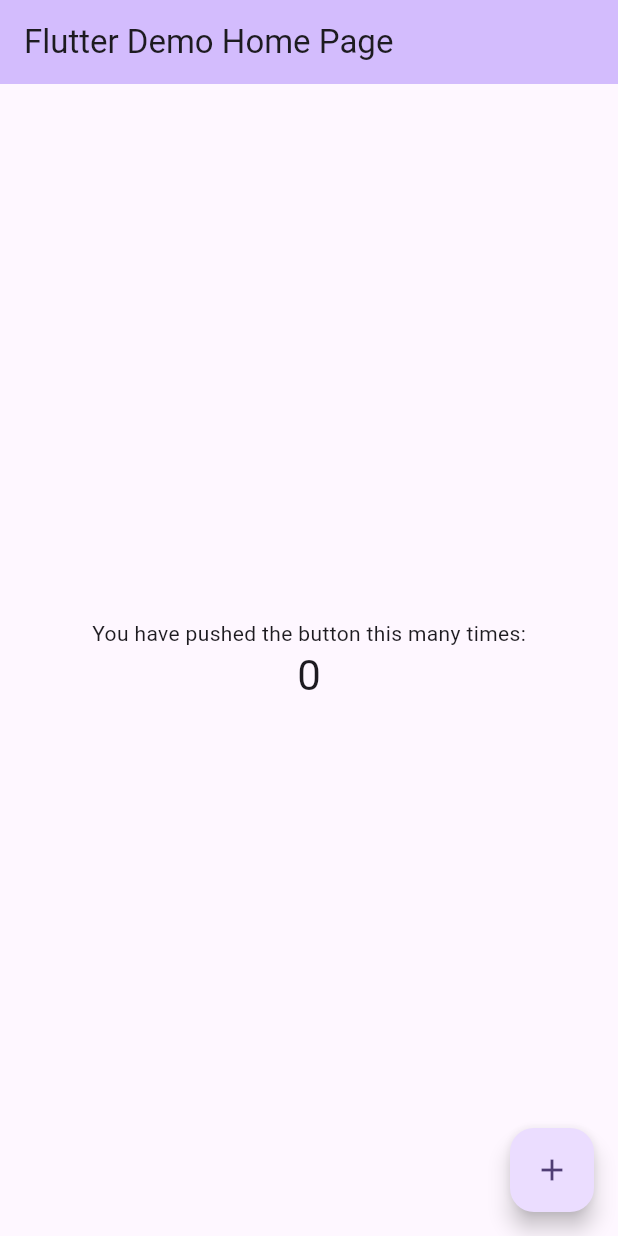
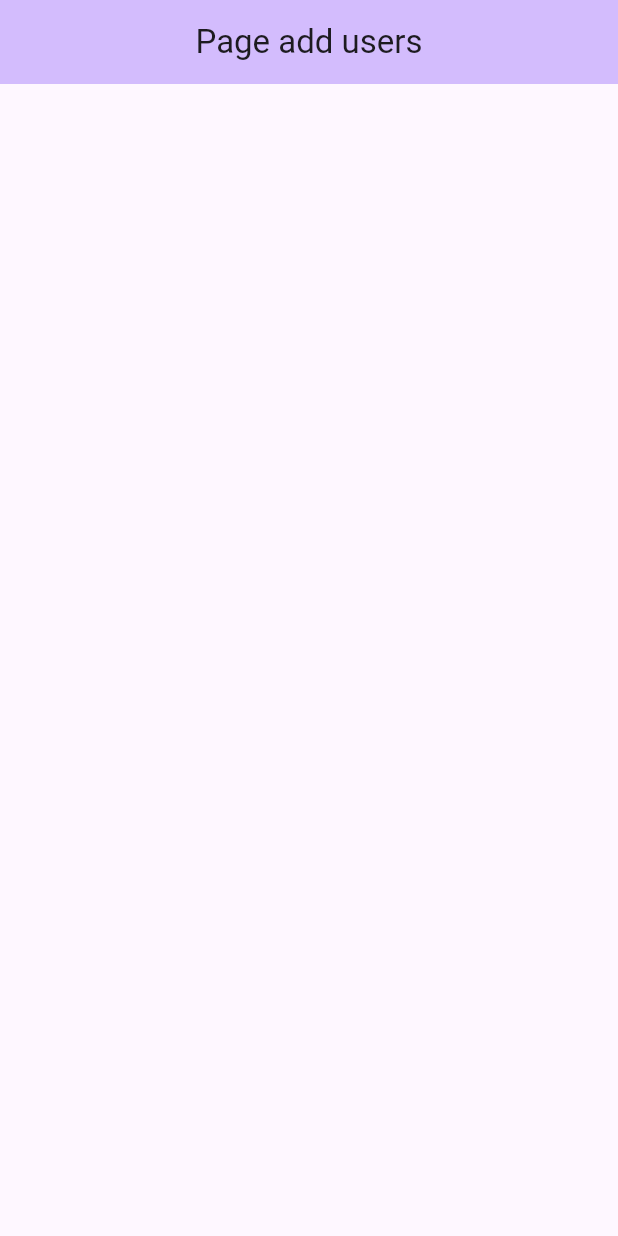
Before and after one commit to saykich/config, a Flutter app: the screen it shows after launch, on a phone screen of 412 x 824 dp. Run offline on Flutter 3.47's test engine with Material 3 defaults, Android fonts, the phone set to English and light mode, and no system bars; our stand-ins replace cloud_firestore, firebase_core; accounts and stored records are empty.

Commit message:
config firebase

```diff
--- a/lib/main.dart
+++ b/lib/main.dart
@@ -1,6 +1,12 @@
+import 'package:config/page/addUser.dart';
+import 'package:firebase_core/firebase_core.dart';
 import 'package:flutter/material.dart';
 
-void main() {
+import 'page/myHomePage.dart';
+
+void main() async{
+  WidgetsFlutterBinding.ensureInitialized();
+  await Firebase.initializeApp();
   runApp(const MyApp());
 }
 
@@ -11,7 +17,8 @@ class MyApp extends StatelessWidget {
   @override
   Widget build(BuildContext context) {
     return MaterialApp(
-      title: 'Flutter Demo',
+      title: 'App Config',
+      debugShowCheckedModeBanner: false,
       theme: ThemeData(
         // This is the theme of your application.
         //
@@ -31,95 +38,8 @@ class MyApp extends StatelessWidget {
         colorScheme: ColorScheme.fromSeed(seedColor: Colors.deepPurple),
         useMaterial3: true,
       ),
-      home: const MyHomePage(title: 'Flutter Demo Home Page'),
+      home: const AddUsersPage()
+      // const MyHomePage(title: 'App Config'),
     );
   }
 }
-
-class MyHomePage extends StatefulWidget {
-  const MyHomePage({super.key, required this.title});
-
-  // This widget is the home page of your application. It is stateful, meaning
-  // that it has a State object (defined below) that contains fields that affect
-  // how it looks.
-
-  // This class is the configuration for the state. It holds the values (in this
-  // case the title) provided by the parent (in this case the App widget) and
-  // used by the build method of the State. Fields in a Widget subclass are
-  // always marked "final".
-
-  final String title;
-
-  @override
-  State<MyHomePage> createState() => _MyHomePageState();
-}
-
-class _MyHomePageState extends State<MyHomePage> {
-  int _counter = 0;
-
-  void _incrementCounter() {
-    setState(() {
-      // This call to setState tells the Flutter framework that something has
-      // changed in this State, which causes it to rerun the build method below
-      // so that the display can reflect the updated values. If we changed
-      // _counter without calling setState(), then the build method would not be
-      // called again, and so nothing would appear to happen.
-      _counter++;
-    });
-  }
-
-  @override
-  Widget build(BuildContext context) {
-    // This method is rerun every time setState is called, for instance as done
-    // by the _incrementCounter method above.
-    //
-    // The Flutter framework has been optimized to make rerunning build methods
-    // fast, so that you can just rebuild anything that needs updating rather
-    // than having to individually change instances of widgets.
-    return Scaffold(
-      appBar: AppBar(
-        // TRY THIS: Try changing the color here to a specific color (to
-        // Colors.amber, perhaps?) and trigger a hot reload to see the AppBar
-        // change color while the other colors stay the same.
-        backgroundColor: Theme.of(context).colorScheme.inversePrimary,
-        // Here we take the value from the MyHomePage object that was created by
-        // the App.build method, and use it to set our appbar title.
-        title: Text(widget.title),
-      ),
-      body: Center(
-        // Center is a layout widget. It takes a single child and positions it
-        // in the middle of the parent.
-        child: Column(
-          // Column is also a layout widget. It takes a list of children and
-          // arranges them vertically. By default, it sizes itself to fit its
-          // children horizontally, and tries to be as tall as its parent.
-          //
-          // Column has various properties to control how it sizes itself and
-          // how it positions its children. Here we use mainAxisAlignment to
-          // center the children vertically; the main axis here is the vertical
-          // axis because Columns are vertical (the cross axis would be
-          // horizontal).
-          //
-          // TRY THIS: Invoke "debug painting" (choose the "Toggle Debug Paint"
-          // action in the IDE, or press "p" in the console), to see the
-          // wireframe for each widget.
-          mainAxisAlignment: MainAxisAlignment.center,
-          children: <Widget>[
-            const Text(
-              'You have pushed the button this many times:',
-            ),
-            Text(
-              '$_counter',
-              style: Theme.of(context).textTheme.headlineMedium,
-            ),
-          ],
-        ),
-      ),
-      floatingActionButton: FloatingActionButton(
-        onPressed: _incrementCounter,
-        tooltip: 'Increment',
-        child: const Icon(Icons.add),
-      ), // This trailing comma makes auto-formatting nicer for build methods.
-    );
-  }
-}
--- /dev/null
+++ b/lib/model/userModel.dart
@@ -0,0 +1,20 @@
+
+class UserModel{
+  String uid;
+  String username;
+  String gmail;
+
+  UserModel({required this.uid,required this.username,required this.gmail});
+
+  factory UserModel.fromJson(Map<String,dynamic> json){
+    return UserModel(uid: json["uid"], username: json["username"], gmail: json["gmail"]);
+  }
+
+  Map<String, dynamic> toJson() {
+    final data = <String,dynamic>{};
+    data['uid']= uid;
+    data['username'] = username;
+    data['gmail']= gmail;
+    return data;
+  }
+}
--- /dev/null
+++ b/lib/page/addUser.dart
@@ -0,0 +1,66 @@
+import 'package:cloud_firestore/cloud_firestore.dart';
+import 'package:config/model/userModel.dart';
+import 'package:flutter/material.dart';
+
+class AddUsersPage extends StatefulWidget {
+  const AddUsersPage({super.key});
+
+  @override
+  State<AddUsersPage> createState() => _AddUsersPageState();
+}
+
+class _AddUsersPageState extends State<AddUsersPage> {
+  @override
+  Widget build(BuildContext context) {
+    return Scaffold(
+      appBar: AppBar(
+        backgroundColor: Theme.of(context).colorScheme.inversePrimary,
+        title: const Center(child: Text("Page add users")),
+        centerTitle: true,
+      ),
+      body: StreamBuilder(
+        stream: FirebaseFirestore.instance.collection("users").snapshots(),
+        builder: (index,snapshots ) {
+          if(snapshots.connectionState == ConnectionState.waiting){
+            return const Center(child: CircularProgressIndicator());
+          }
+          else if (snapshots.hasError){
+            return Center(child: Text("Firebase Error: ${snapshots.error}"));
+          }
+          else{
+            var data = snapshots.data;
+            return ListView.builder(
+                itemCount: data?.size,
+                itemBuilder: (context,index){
+                  UserModel users = UserModel.fromJson(data!.docs[index].data());
+                  // return Container(
+                  //   color: Colors.grey,
+                  //   margin: const EdgeInsets.all(8.0),
+                  //   child: ListTile(
+                  //     title: Text("username : ${users.username}"),
+                  //     subtitle: Text("Gmail: ${users.gmail}"),
+                  //   ),
+                  // );
+
+                  return Padding(
+                    padding: const EdgeInsets.only(top: 8.0),
+                    child: Container(
+                      margin: const EdgeInsets.symmetric(horizontal: 8),
+                      decoration: BoxDecoration(
+                        color: Colors.grey,
+                        borderRadius: BorderRadius.circular(12),
+                      ),
+                      child: ListTile(
+                        title: Text("User name: ${users.username}"),
+                        subtitle: Text("Gmail: ${users.gmail}"),
+                      ),
+                    ),
+                  );
+                }
+            );
+          }
+        },
+      ),
+    );
+  }
+}
--- a/pubspec.yaml
+++ b/pubspec.yaml
@@ -35,6 +35,9 @@ dependencies:
   # The following adds the Cupertino Icons font to your application.
   # Use with the CupertinoIcons class for iOS style icons.
   cupertino_icons: ^1.0.2
+  cloud_firestore: ^4.13.2
+  firebase_core: ^2.23.0
+  firebase_auth: ^4.14.1
 
 dev_dependencies:
   flutter_test:
@@ -45,7 +48,7 @@ dev_dependencies:
   # activated in the `analysis_options.yaml` file located at the root of your
   # package. See that file for information about deactivating specific lint
   # rules and activating additional ones.
-  flutter_lints: ^2.0.0
+  flutter_lints: ^3.0.1
 
 # For information on the generic Dart part of this file, see the
 # following page: https://dart.dev/tools/pub/pubspec
```
Also changed, not shown: lib/page/myHomePage.dart (added, +89 -0 lines), pubspec.lock, 6 other files.
